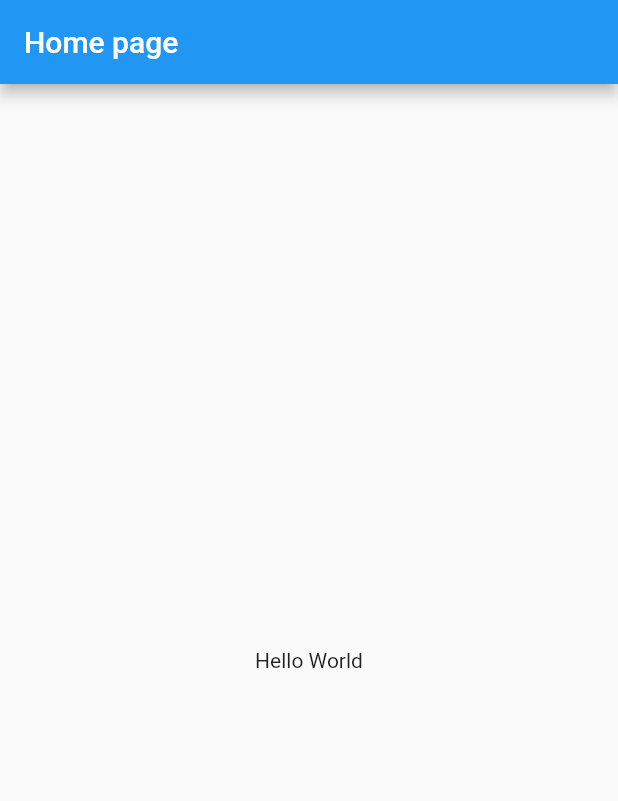
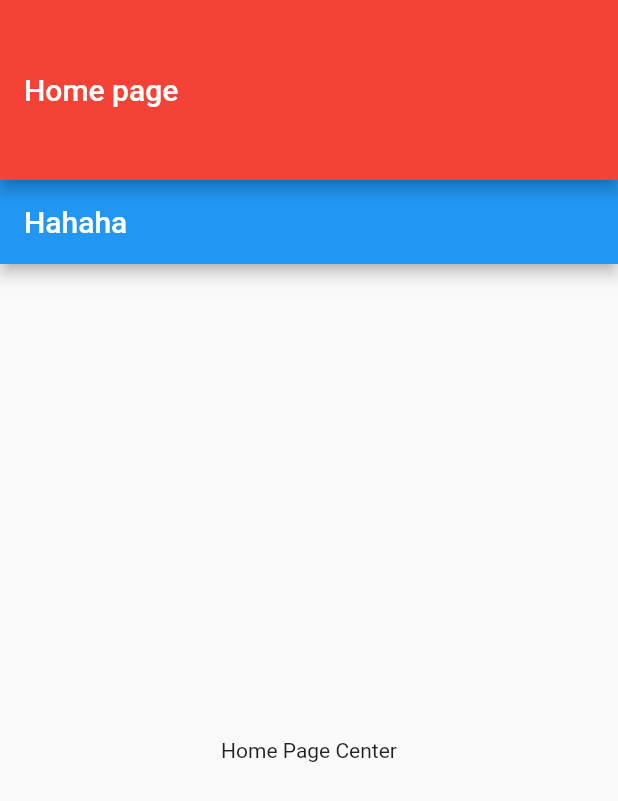
Before and after one commit to tahoangbinh1997/flutter-tutorial, a Flutter app: the screen it shows after launch, on a phone screen of 412 x 824 dp. Shown: the top 801 px of the screen. Run offline on Flutter 3.47's test engine with Material 2 defaults, Android fonts, the phone set to English and light mode, and no system bars.

Commit message:
feat: add widget child content page

```diff
--- a/lib/main.dart
+++ b/lib/main.dart
@@ -26,11 +26,29 @@ class MyHomePage extends StatelessWidget {
     return Scaffold(
       appBar: AppBar(
         title: Text(this.title),
+        backgroundColor: Colors.red,
+        toolbarHeight: 120,
+      ),
+      body: HomeContentPage(title: 'Hahaha')
+    );
+  }
+}
+
+class HomeContentPage extends StatelessWidget {
+  HomeContentPage({ Key? key, this.title = '' }) : super(key: key);
+
+  final String title;
+
+  @override
+  Widget build(BuildContext context) {
+    return Scaffold(
+      appBar: AppBar(
+        title: Text(this.title),
       ),
       body: Center(
         child:
           Text(
-            'Hello World',
+            'Home Page Center'
           )
       )
     );
```
